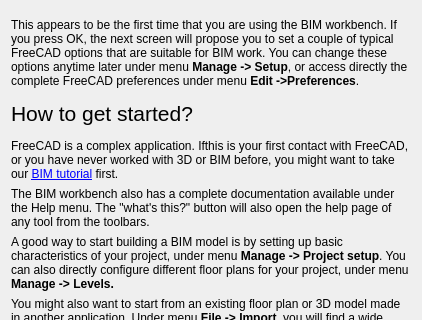
This is dialogWelcome.ui in yorikvanhavre/BIM_Workbench as Qt 5 draws it before an edit; both pictures show x 0 to 422 and y 222 to 542 of the 422 by 690 pixel window. The edited form follows.
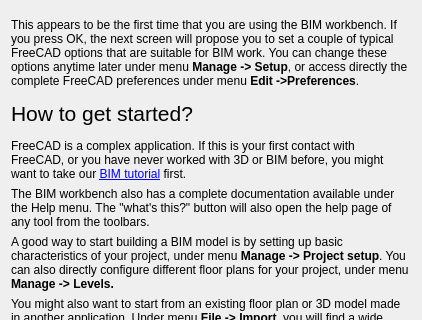
This is the edited form.

Commit message: Space inserted in Ifthis

Diff of the .ui file:
```diff
--- a/dialogWelcome.ui
+++ b/dialogWelcome.ui
@@ -64,7 +64,7 @@
    <item>
     <widget class="QLabel" name="label_4">
      <property name="text">
-      <string>&lt;html&gt;&lt;head/&gt;&lt;body&gt;&lt;p&gt;FreeCAD is a complex application. Ifthis is your first contact with FreeCAD, or you have never worked with 3D or BIM before, you might want to take our &lt;a href=&quot;https://www.freecadweb.org/wiki/BIM_Start_Tutorial&quot;&gt;&lt;span style=&quot; text-decoration: underline; color:#0000ff;&quot;&gt;BIM tutorial&lt;/span&gt;&lt;/a&gt; first.&lt;/p&gt;&lt;/body&gt;&lt;/html&gt;</string>
+      <string>&lt;html&gt;&lt;head/&gt;&lt;body&gt;&lt;p&gt;FreeCAD is a complex application. If this is your first contact with FreeCAD, or you have never worked with 3D or BIM before, you might want to take our &lt;a href=&quot;https://www.freecadweb.org/wiki/BIM_Start_Tutorial&quot;&gt;&lt;span style=&quot; text-decoration: underline; color:#0000ff;&quot;&gt;BIM tutorial&lt;/span&gt;&lt;/a&gt; first.&lt;/p&gt;&lt;/body&gt;&lt;/html&gt;</string>
      </property>
      <property name="wordWrap">
       <bool>true</bool>
```
